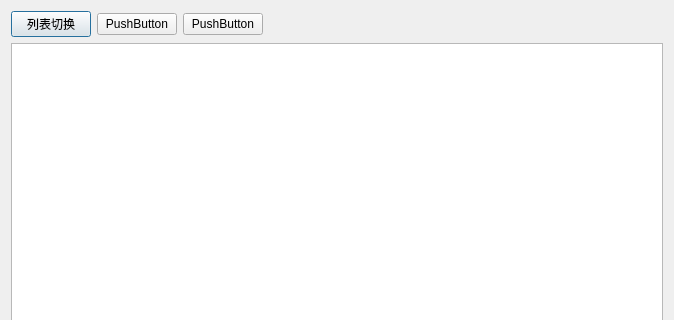
jjzhang166/DvrUI, file videowidget.ui: the form before one commit; both pictures show x 0 to 674 and y 0 to 320 of the 674 by 550 pixel window.
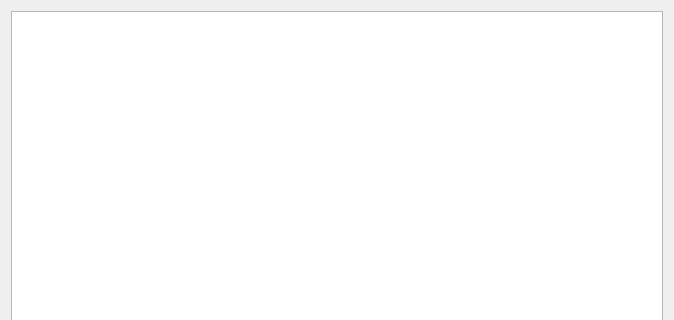
The form after the commit.

```diff
--- a/videowidget.ui
+++ b/videowidget.ui
@@ -15,44 +15,6 @@
   </property>
   <layout class="QGridLayout" name="gridLayout_2">
    <item row="0" column="0">
-    <layout class="QGridLayout" name="gridLayout">
-     <item row="0" column="0">
-      <widget class="QPushButton" name="change_viewmode">
-       <property name="text">
-        <string>列表切换</string>
-       </property>
-      </widget>
-     </item>
-     <item row="0" column="1">
-      <widget class="QPushButton" name="pushButton_2">
-       <property name="text">
-        <string>PushButton</string>
-       </property>
-      </widget>
-     </item>
-     <item row="0" column="2">
-      <widget class="QPushButton" name="pushButton_3">
-       <property name="text">
-        <string>PushButton</string>
-       </property>
-      </widget>
-     </item>
-     <item row="0" column="3">
-      <spacer name="horizontalSpacer">
-       <property name="orientation">
-        <enum>Qt::Horizontal</enum>
-       </property>
-       <property name="sizeHint" stdset="0">
-        <size>
-         <width>318</width>
-         <height>20</height>
-        </size>
-       </property>
-      </spacer>
-     </item>
-    </layout>
-   </item>
-   <item row="1" column="0">
     <widget class="QListWidget" name="listWidget_file"/>
    </item>
   </layout>
```
